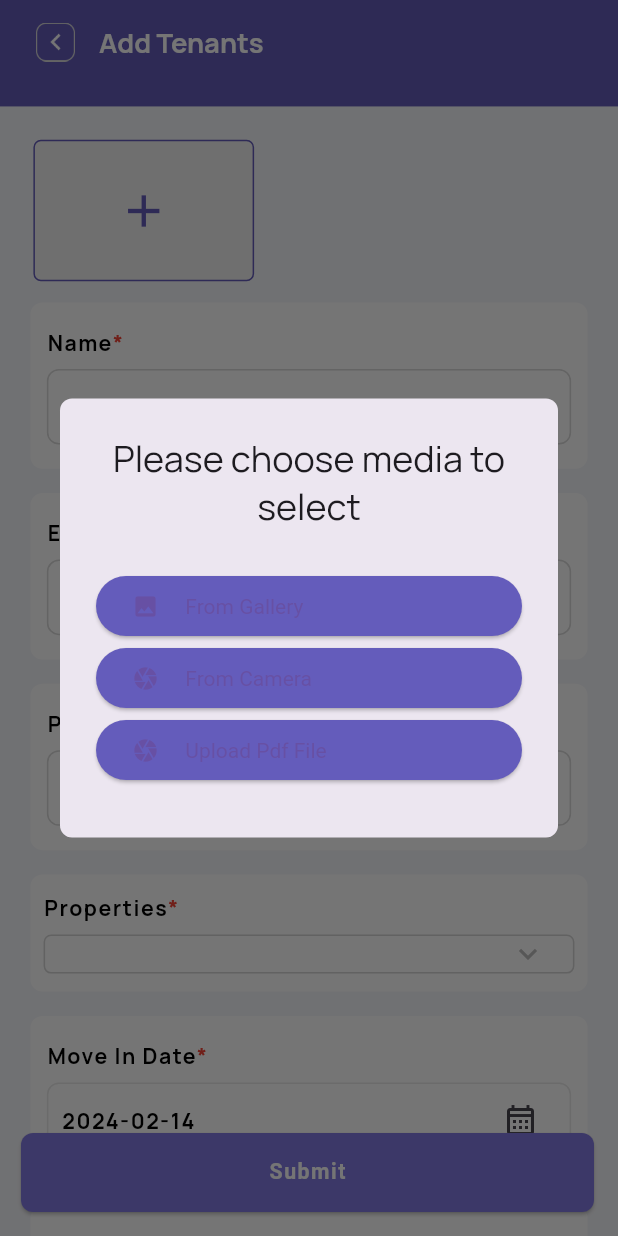
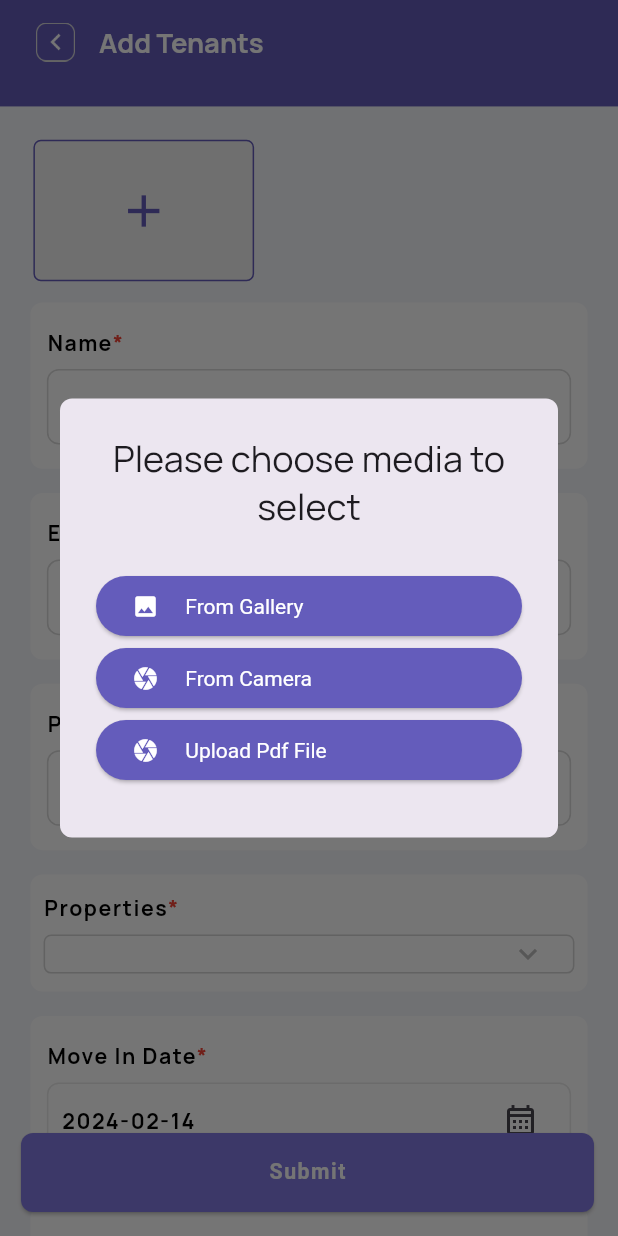
Before and after one commit to rd-seto/kelolarumah, a Flutter app: the AddTenantsScreen screen opened directly, after a tap on the "add" icon, on a phone screen of 412 x 824 dp. Run offline on Flutter 3.47's test engine with Material 3 defaults, Android fonts, the phone set to English and light mode, and no system bars; drawn by our look-alikes of dotted_border, flutter_easyloading; our stand-ins replace cached_network_image, cloud_firestore, device_info_plus, dio, easy_localization, equatable and 19 more; missing offline and left inert: tf_dio_cache; accounts and stored records are empty; network calls fail.

Commit message:
ui issue fixed

```diff
--- a/lib/data/provider/tenant_provider.dart
+++ b/lib/data/provider/tenant_provider.dart
@@ -112,11 +112,11 @@ class TenantProvider extends ChangeNotifier {
                         backgroundColor: AppColors.colorPrimary),
                     child: Row(
                       children: [
-                        const Icon(Icons.image),
+                        const Icon(Icons.image,color: Colors.white,),
                         SizedBox(
                           width: 16.w,
                         ),
-                        const Text('From_Gallery').tr(),
+                        const Text('From_Gallery',style: TextStyle(color: Colors.white),).tr(),
                       ],
                     ),
                   ),
@@ -129,11 +129,11 @@ class TenantProvider extends ChangeNotifier {
                     },
                     child: Row(
                       children: [
-                        const Icon(Icons.camera),
+                        const Icon(Icons.camera,color: Colors.white,),
                         SizedBox(
                           width: 16.w,
                         ),
-                        const Text('From_Camera').tr(),
+                        const Text('From_Camera',style: TextStyle(color: Colors.white),).tr(),
                       ],
                     ),
                   ),
@@ -146,11 +146,11 @@ class TenantProvider extends ChangeNotifier {
                     },
                     child: Row(
                       children: [
-                        const Icon(Icons.camera),
+                        const Icon(Icons.camera,color: Colors.white,),
                         SizedBox(
                           width: 16.w,
                         ),
-                        const Text('Upload_Pdf_File').tr(),
+                        const Text('Upload_Pdf_File',style: TextStyle(color: Colors.white),).tr(),
                       ],
                     ),
                   ),
--- a/lib/pages/landlord/drawer/tenants/tenants_details/components/accounts/edit_accounts_info.dart
+++ b/lib/pages/landlord/drawer/tenants/tenants_details/components/accounts/edit_accounts_info.dart
@@ -138,6 +138,7 @@ class _EditAccountsInfoState extends State<EditAccountsInfo> {
                             Text(
                               'Save',
                               style: TextStyle(
+                                color: Colors.white,
                                 letterSpacing: 1.sp,
                                 fontSize: 14.sp,
                                 fontWeight: FontWeight.w700,
--- a/lib/pages/landlord/home/home_screen/home_screen.dart
+++ b/lib/pages/landlord/home/home_screen/home_screen.dart
@@ -83,6 +83,7 @@ class HomeScreen extends StatelessWidget {
                           Text(
                             'Add_property',
                             style: TextStyle(
+                              color: Colors.white,
                               letterSpacing: 1.sp,
                               fontSize: 14.sp,
                               fontWeight: FontWeight.w700,
```
Also changed, not shown: lib/data/provider/add_emergency_contact_provider.dart (+4 -4 lines), lib/data/provider/add_property_provider.dart (+4 -4 lines), lib/pages/landlord/drawer/properties/properties_details/properties_details_screen.dart (+21 -98 lines), lib/pages/landlord/drawer/properties/properties_screen/components/propertiesListContainer.dart (+8 -26 lines).
